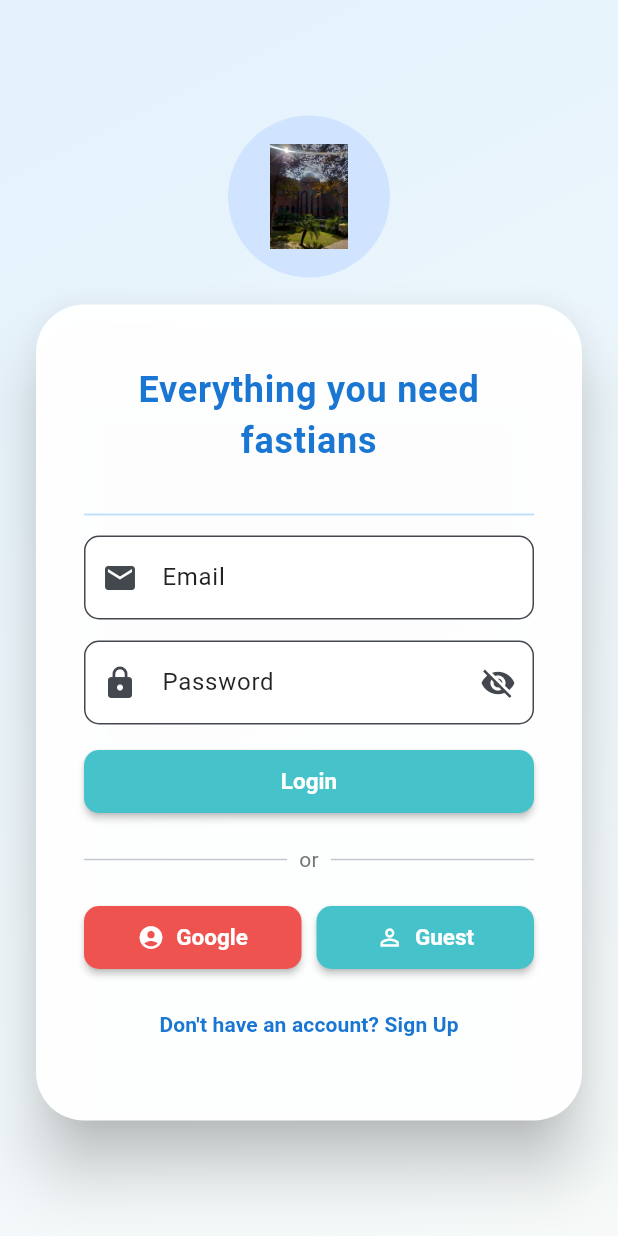
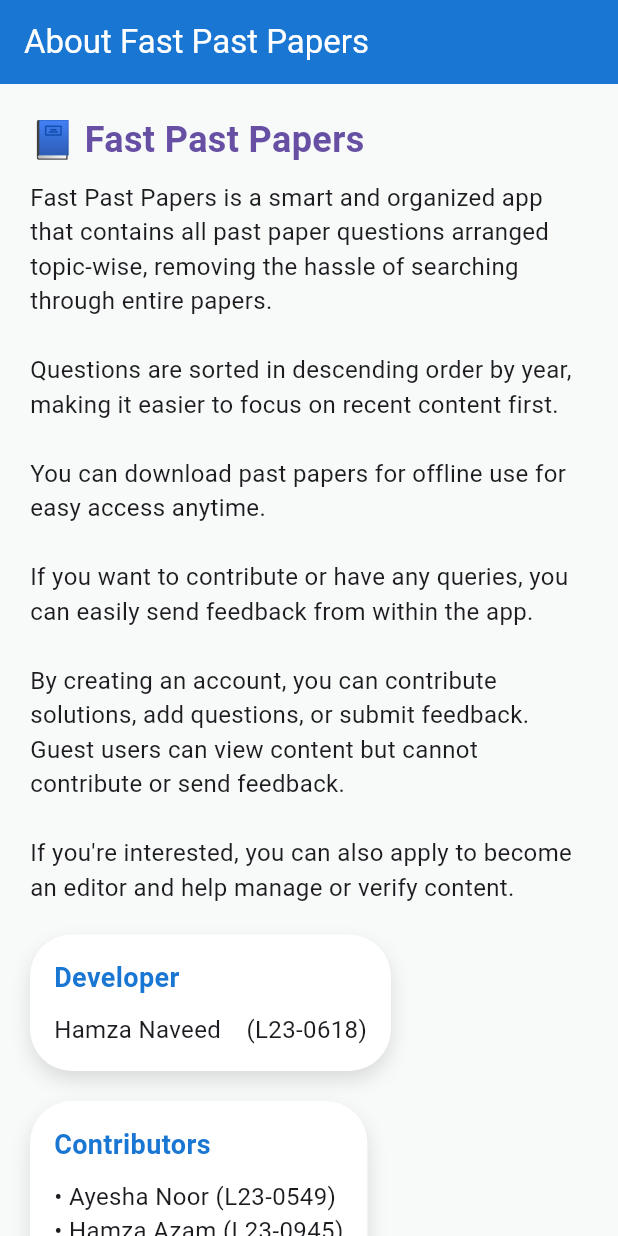
Before and after one commit to hamzanaxeed/fast_past_papers, a Flutter app: the screen it shows after launch, on a phone screen of 412 x 824 dp. Run offline on Flutter 3.47's test engine with Material 3 defaults, Android fonts, the light colour scheme and no system bars; our stand-ins replace file_picker, firebase_auth, firebase_core, google_sign_in, image_picker, shared_preferences and 1 more; missing offline and left inert: flutter_pdfview; accounts and stored records are empty.

Commit message:
addad the intro screen

```diff
--- /dev/null
+++ b/lib/intro_Screen.dart
@@ -0,0 +1,129 @@
+import 'package:flutter/material.dart';
+import 'package:shared_preferences/shared_preferences.dart';
+import 'package:fast_past_papers/main.dart';
+
+class into_Screen extends StatefulWidget {
+  const into_Screen({super.key});
+
+  @override
+  State<into_Screen> createState() => _into_ScreenState();
+}
+
+class _into_ScreenState extends State<into_Screen> {
+  @override
+  Widget build(BuildContext context) {
+    return Scaffold(
+      backgroundColor: const Color(0xFFF7FAF9), // Matches scaffoldBackgroundColor
+      appBar: AppBar(
+        title: const Text("About Fast Past Papers"),
+        backgroundColor: const Color(0xFF1976D2),
+        foregroundColor: Colors.white,
+        elevation: 0,
+      ),
+      body: SingleChildScrollView(
+        padding: const EdgeInsets.all(20.0),
+        child: Column(
+          crossAxisAlignment: CrossAxisAlignment.start,
+          children: [
+            Text(
+              "📘 Fast Past Papers",
+              style: TextStyle(
+                fontSize: 24,
+                fontWeight: FontWeight.bold,
+                color: Theme.of(context).colorScheme.primary,
+              ),
+            ),
+            const SizedBox(height: 10),
+            const Text(
+              "Fast Past Papers is a smart and organized app that contains all past paper questions arranged topic-wise, removing the hassle of searching through entire papers.\n\n"
+                  "Questions are sorted in descending order by year, making it easier to focus on recent content first.\n\n"
+                  "You can download past papers for offline use for easy access anytime.\n\n"
+                  "If you want to contribute or have any queries, you can easily send feedback from within the app.\n\n"
+                  "By creating an account, you can contribute solutions, add questions, or submit feedback. Guest users can view content but cannot contribute or send feedback.\n\n"
+                  "If you're interested, you can also apply to become an editor and help manage or verify content.",
+              style: TextStyle(fontSize: 16),
+            ),
+            const SizedBox(height: 20),
+            buildCard(
+              title: "Developer",
+              children: const [
+                Text(
+                  "Hamza Naveed    (L23-0618)",
+                  style: TextStyle(fontSize: 16),
+                ),
+              ],
+            ),
+            const SizedBox(height: 20),
+            buildCard(
+              title: "Contributors",
+              children: const [
+                Text(
+                  "• Ayesha Noor (L23-0549)\n"
+                      "• Hamza Azam (L23-0945)\n"
+                      "• Aliha Wasif (Unknown)",
+                  style: TextStyle(fontSize: 16),
+                ),
+              ],
+            ),
+            const SizedBox(height: 30),
+            Center(
+              child: ElevatedButton(
+                onPressed: () async {
+                  final prefs = await SharedPreferences.getInstance();
+                  await prefs.setBool('hasSeenIntro', true);
+
+                  Navigator.pushReplacement(
+                    context,
+                    MaterialPageRoute(builder: (context) => const MyApp()),
+                  );
+                },
+                style: ElevatedButton.styleFrom(
+                  backgroundColor: const Color(0xFF1976D2),
+                  foregroundColor: Colors.white,
+                  padding: const EdgeInsets.symmetric(horizontal: 24, vertical: 14),
+                  shape: RoundedRectangleBorder(
+                    borderRadius: BorderRadius.circular(16),
+                  ),
+                  textStyle: const TextStyle(fontWeight: FontWeight.w600),
+                ),
+                child: const Text("Continue to Login"),
+              ),
+            ),
+          ],
+        ),
+      ),
+    );
+  }
+
+  Widget buildCard({required String title, required List<Widget> children}) {
+    return Container(
+      padding: const EdgeInsets.all(16),
+      decoration: BoxDecoration(
+        color: Colors.white,
+        borderRadius: BorderRadius.circular(28),
+        boxShadow: const [
+          BoxShadow(
+            color: Colors.black12,
+            blurRadius: 10,
+            offset: Offset(0, 6),
+          ),
+        ],
+      ),
+      child: Column(
+        crossAxisAlignment: CrossAxisAlignment.start,
+        children: [
+          Text(
+            title,
+            style: const TextStyle(
+              fontSize: 18,
+              fontWeight: FontWeight.bold,
+              color: Color(0xFF1976D2),
+            ),
+          ),
+          const SizedBox(height: 10),
+          ...children,
+        ],
+      ),
+    );
+  }
+}
```
Also changed, not shown: lib/main.dart (+40 -36 lines).
